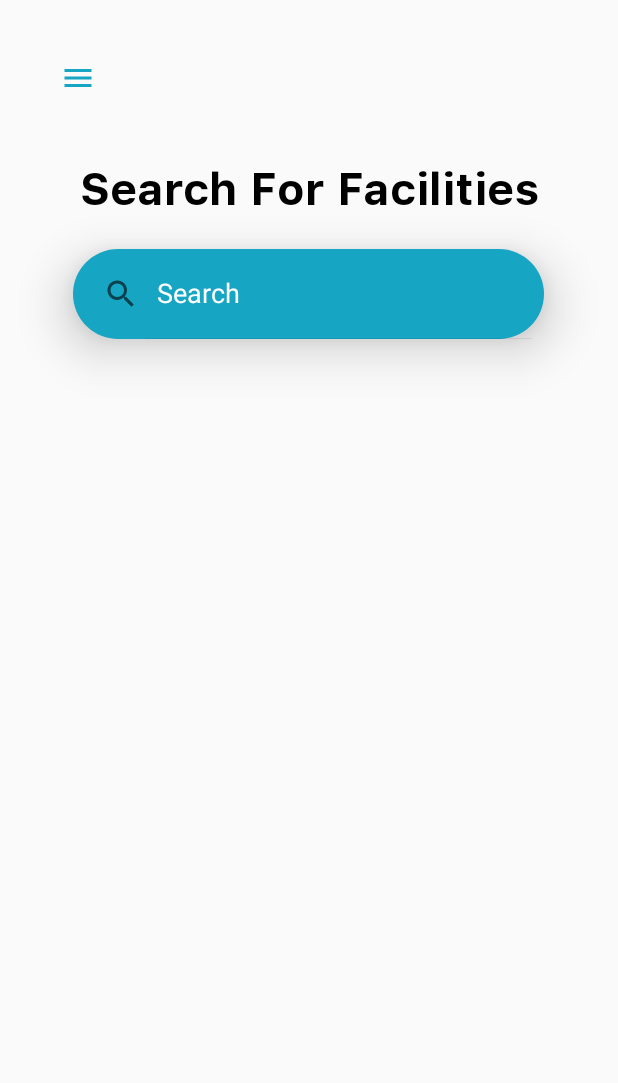
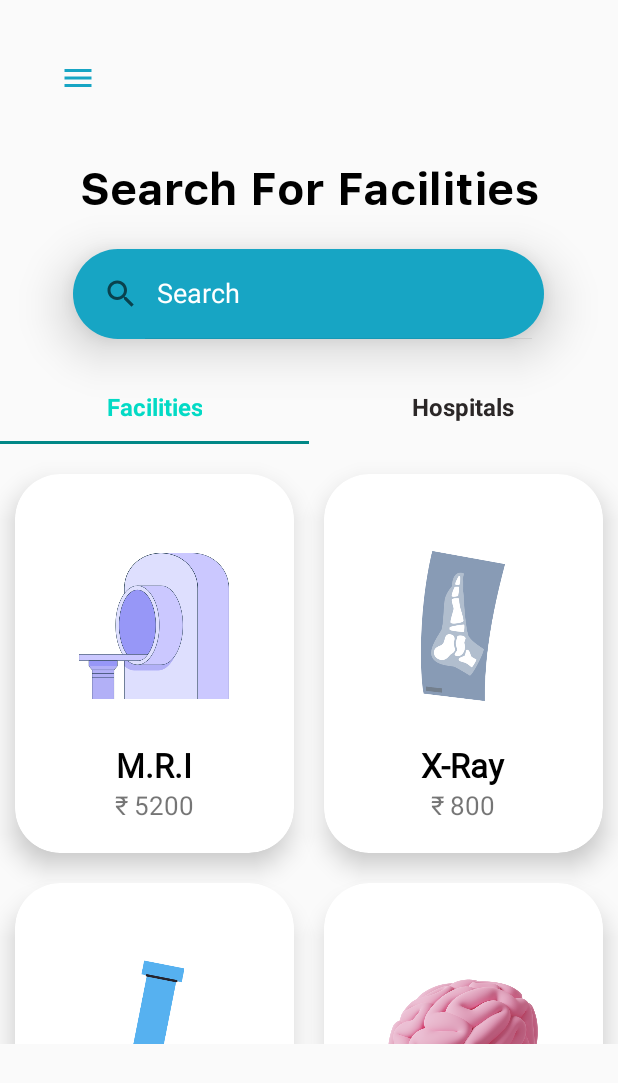
Before and after one commit to mustafaali10/FacilityBuddy, an Android app: the MainActivity screen opened directly, with no data from a screen before it, on a phone screen of 412 x 824 dp. Shown: the top 1083 px of the screen. Run offline under Robolectric (Android 15) with nearby library versions, the phone set to English and light mode, and no system bars.

Commit message:
Main Activity Completed

```diff
--- /dev/null
+++ b/app/src/main/java/com/example/medibuddy/Facilities.kt
@@ -0,0 +1,105 @@
+package com.example.medibuddy
+
+import android.content.Intent
+import android.os.Bundle
+import androidx.fragment.app.Fragment
+import android.view.LayoutInflater
+import android.view.View
+import android.view.ViewGroup
+import android.widget.Toast
+import androidx.appcompat.widget.SearchView
+import androidx.recyclerview.widget.GridLayoutManager
+import androidx.recyclerview.widget.RecyclerView
+
+class Facilities : Fragment() {
+
+        private var mList=ArrayList<ItemsData>()
+        private lateinit var adapter: ItemsAdapter
+        private var originalList = ArrayList<ItemsData>()
+
+        override fun onViewCreated(view: View, savedInstanceState: Bundle?) {
+            super.onViewCreated(view, savedInstanceState)
+            originalList.addAll(mList)
+
+
+            val searchView = (activity as MainActivity).searchView
+
+            searchView.setOnQueryTextListener(object : SearchView.OnQueryTextListener {
+                override fun onQueryTextSubmit(query: String?): Boolean {
+                    return false
+                }
+
+                override fun onQueryTextChange(newText: String?): Boolean {
+                    newText?.let { searchFacilities(it) }
+                    return true
+                }
+            })
+
+            searchView.setOnCloseListener {
+                searchFacilities("")
+                true
+            }
+        }
+
+        private fun searchFacilities(query: String) {
+            val filteredList = if(query.isEmpty()){
+                originalList
+            }
+            else{
+                originalList.filter { item ->
+                    item.title.toLowerCase().contains(query.toLowerCase())}
+            }
+            adapter.updateData(filteredList)
+        }
+
+
+        override fun onCreateView(
+            inflater: LayoutInflater, container: ViewGroup?,
+            savedInstanceState: Bundle?
+        ): View? {
+            // Inflate the layout for this fragment
+
+            val view=inflater.inflate(R.layout.fragment_facilities, container, false)
+
+            val recyclerView: RecyclerView =view.findViewById(R.id.recyclerView) //POSSIBLE ERROR HERE
+
+            recyclerView.setHasFixedSize(true)
+            adapter= ItemsAdapter(mList)
+            recyclerView.layoutManager= GridLayoutManager(context,2) //POSSIBLE ERROR HERE ALSO
+
+            addDataToList()
+
+
+
+            recyclerView.adapter=adapter
+
+            adapter.setOnItemClickListener(object : ItemsAdapter.OnItemClickListener{
+                override fun onItemClick(position: Int) {
+
+                    val intent= Intent(context, DetailsActivity::class.java)
+
+                    intent.putExtra("title",mList[position].title)
+                    intent.putExtra("logo",mList[position].logo)
+                    intent.putExtra("price",mList[position].price)
+                    startActivity(intent)
+
+                    Toast.makeText(context,"Item $position clicked", Toast.LENGTH_SHORT).show()
+                }
+
+            })
+
+            return view
+        }
+
+        private fun addDataToList(){
+
+            mList.add(ItemsData("M.R.I", R.drawable.mrimachine,"₹ 5200"))
+            mList.add(ItemsData("X-Ray", R.drawable.xray,"₹ 800"))
+            mList.add(ItemsData("Blood Test", R.drawable.bloodtest,"₹ 500"))
+            mList.add(ItemsData("C.T Scan", R.drawable.ctscan,"₹ 4000"))
+            mList.add(ItemsData("Ultrasound", R.drawable.ultrasound,"₹ 5400"))
+
+
+        }
+
+    }
--- /dev/null
+++ b/app/src/main/java/com/example/medibuddy/FragmentPageMainActivityAdapter.kt
@@ -0,0 +1,23 @@
+package com.example.medibuddy
+
+import androidx.fragment.app.Fragment
+import androidx.fragment.app.FragmentManager
+import androidx.lifecycle.Lifecycle
+import androidx.viewpager2.adapter.FragmentStateAdapter
+
+class FragmentPageMainActivityAdapter(fragmentManager:FragmentManager,
+                                      lifecycle: Lifecycle):FragmentStateAdapter(fragmentManager,lifecycle) {
+    override fun getItemCount(): Int {
+        return 2
+    }
+
+    override fun createFragment(position: Int): Fragment {
+        return if(position==0)
+            Facilities()
+            else
+                Hospitals()
+
+    }
+
+
+}
--- /dev/null
+++ b/app/src/main/java/com/example/medibuddy/ItemsAdapter.kt
@@ -0,0 +1,57 @@
+package com.example.medibuddy
+
+import android.view.LayoutInflater
+import android.view.View
+import android.view.ViewGroup
+import android.widget.ImageView
+import android.widget.TextView
+import androidx.recyclerview.widget.RecyclerView
+
+
+class ItemsAdapter(private var mList:List<ItemsData>):RecyclerView.Adapter<ItemsAdapter.ItemViewHolder>() {
+    private lateinit var mListener: OnItemClickListener
+
+    fun updateData(newList: List<ItemsData>) {
+        mList = newList
+        notifyDataSetChanged()
+    }
+
+    interface OnItemClickListener{
+        fun onItemClick(position: Int)
+    }
+
+    fun setOnItemClickListener(listener: OnItemClickListener){
+        mListener=listener
+
+    }
+
+    inner class ItemViewHolder(itemView: View,listener: OnItemClickListener):RecyclerView.ViewHolder(itemView){
+
+        val logo:ImageView=itemView.findViewById(R.id.logo)
+        val titleTv:TextView=itemView.findViewById(R.id.scanText)
+        val price:TextView=itemView.findViewById(R.id.price)
+        init {
+            itemView.setOnClickListener { listener.onItemClick(adapterPosition) }
+        }
+    }
+
+    override fun onCreateViewHolder(parent: ViewGroup, viewType: Int): ItemViewHolder {
+        val view=LayoutInflater.from(parent.context).inflate(R.layout.items,parent,false)
+        return ItemViewHolder(view,mListener)
+
+    }
+
+    override fun getItemCount(): Int {
+        return mList.size
+    }
+
+    override fun onBindViewHolder(holder: ItemViewHolder, position: Int) {
+        holder.logo.setImageResource(mList[position].logo)
+        holder.titleTv.text=mList[position].title
+        holder.price.text=mList[position].price
+    }
+
+
+
+
+}
--- /dev/null
+++ b/app/src/main/java/com/example/medibuddy/ItemsData.kt
@@ -0,0 +1,3 @@
+package com.example.medibuddy
+
+data class ItemsData(val title:String,val logo:Int,val price:String)
--- a/app/src/main/java/com/example/medibuddy/MainActivity.kt
+++ b/app/src/main/java/com/example/medibuddy/MainActivity.kt
@@ -2,11 +2,64 @@ package com.example.medibuddy
 
 import androidx.appcompat.app.AppCompatActivity
 import android.os.Bundle
+import androidx.appcompat.widget.SearchView
+import androidx.viewpager2.widget.ViewPager2
+import com.google.android.material.tabs.TabLayout
 
 class MainActivity : AppCompatActivity() {
+
+    private lateinit var tabLayout: TabLayout
+    private lateinit var viewPager2: ViewPager2
+    private lateinit var adapter: FragmentPageMainActivityAdapter
+
+
+    lateinit var searchView: SearchView
+
+
     override fun onCreate(savedInstanceState: Bundle?) {
         super.onCreate(savedInstanceState)
         setContentView(R.layout.activity_main)
+        tabLayout=findViewById(R.id.tabLayoutMainScreen)
+        viewPager2=findViewById(R.id.viewPager2MainScreen)
+        adapter= FragmentPageMainActivityAdapter(supportFragmentManager,lifecycle)
+
+
+        searchView=findViewById(R.id.searchView)
+
+
+        tabLayout.addTab(tabLayout.newTab().setText("Facilities"))
+        tabLayout.addTab(tabLayout.newTab().setText("Hospitals"))
+        viewPager2.adapter=adapter
+
+
+        tabLayout.addOnTabSelectedListener(object :TabLayout.OnTabSelectedListener{
+            override fun onTabSelected(tab: TabLayout.Tab?) {
+                if (tab != null) {
+                    viewPager2.currentItem=tab.position
+                }
+            }
+
+            override fun onTabUnselected(tab: TabLayout.Tab?) {
+
+            }
+
+            override fun onTabReselected(tab: TabLayout.Tab?) {
+
+            }
+
+
+        })
+
+        viewPager2.registerOnPageChangeCallback(object : ViewPager2.OnPageChangeCallback() {
+
+            override fun onPageSelected(position: Int) {
+                super.onPageSelected(position)
+                tabLayout.selectTab(tabLayout.getTabAt(position))
+
+
+            }
+
+        })
 
     }
 }
--- /dev/null
+++ b/app/src/main/res/layout/fragment_facilities.xml
@@ -0,0 +1,13 @@
+<?xml version="1.0" encoding="utf-8"?>
+<FrameLayout xmlns:android="http://schemas.android.com/apk/res/android"
+    xmlns:tools="http://schemas.android.com/tools"
+    android:layout_width="match_parent"
+    android:layout_height="match_parent"
+    tools:context=".Facilities">
+
+    <androidx.recyclerview.widget.RecyclerView
+        android:id="@+id/recyclerView"
+        android:layout_width="match_parent"
+        android:layout_height="match_parent"
+        android:layout_marginTop="10dp"/>
+</FrameLayout>
--- /dev/null
+++ b/app/src/main/res/layout/items.xml
@@ -0,0 +1,56 @@
+<?xml version="1.0" encoding="utf-8"?>
+<androidx.cardview.widget.CardView xmlns:android="http://schemas.android.com/apk/res/android"
+    android:layout_width="match_parent"
+    android:layout_height="wrap_content"
+    xmlns:app="http://schemas.android.com/apk/res-auto"
+    android:layout_margin="10sp"
+    app:cardCornerRadius="30sp"
+    app:cardBackgroundColor="@color/white"
+    app:cardElevation="10sp"
+    >
+
+
+
+        <LinearLayout
+            android:layout_width="match_parent"
+            android:layout_height="match_parent"
+            android:orientation="vertical"
+            android:layout_margin="20sp"
+
+            >
+
+            <ImageView
+                android:id="@+id/logo"
+                android:layout_width="100sp"
+                android:layout_height="100sp"
+                android:layout_gravity="center"
+                android:layout_marginTop="31sp"
+                android:layout_marginBottom="28sp"
+                android:src="@drawable/xray"/>
+
+            <TextView
+                android:id="@+id/scanText"
+                android:layout_width="wrap_content"
+                android:layout_height="wrap_content"
+                android:layout_gravity="center"
+                android:fontFamily="@font/sf_pro_rounded_heavy"
+                android:text="X-Ray"
+                android:textColor="@color/black"
+                android:textSize="22sp"
+                android:textStyle="bold" />
+
+            <TextView
+                android:id="@+id/price"
+                android:layout_width="wrap_content"
+                android:layout_height="wrap_content"
+                android:layout_gravity="center"
+                android:textSize="17sp"
+                android:text="₹ 5000"/>
+
+
+
+        </LinearLayout>
+
+
+
+</androidx.cardview.widget.CardView>
```
Also changed, not shown: app/src/main/AndroidManifest.xml (+4 -3 lines), app/src/main/java/com/example/medibuddy/DetailsActivity.kt (added, +11 -0 lines), app/src/main/java/com/example/medibuddy/Hospitals.kt (added, +23 -0 lines), app/src/main/res/layout/activity_details.xml (added, +9 -0 lines), app/src/main/res/layout/each_hospital.xml (added, +180 -0 lines), app/src/main/res/layout/fragment_hospitals.xml (added, +18 -0 lines), app/src/main/res/drawable/bloodtest.png (added), app/src/main/res/drawable/ctscan.png (added), app/src/main/res/drawable/mrimachine.png (added), app/src/main/res/drawable/navigation.png (added), app/src/main/res/drawable/ultrasound.png (added), app/src/main/res/drawable/xray.png (added).
